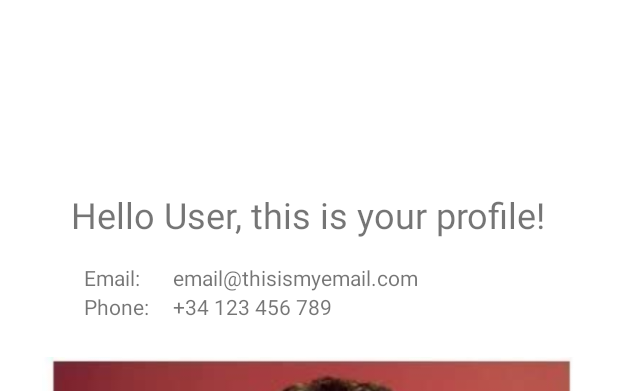
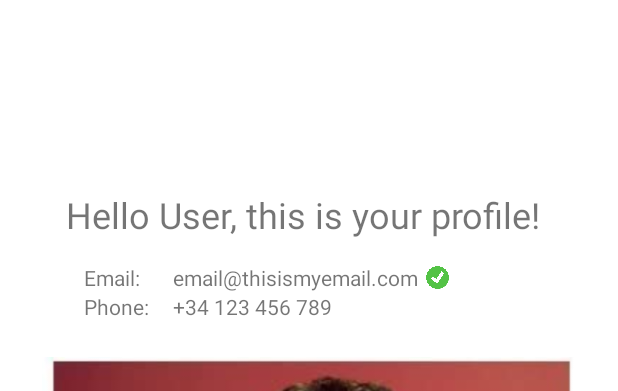
Before and after one commit to StratocasterO/Login-Android-Java, an Android app: the layout activity_main.xml on its own in the app's theme, with its tools: preview values and no code run, on a phone screen of 412 x 824 dp. Shown: the top 391 px of the screen. Run offline under Robolectric (Android 15) with nearby library versions, the phone set to English and light mode, and no system bars.

Commit message:
changed email verification icon, text centered after changing copy

```diff
--- a/app/src/main/res/layout/activity_main.xml
+++ b/app/src/main/res/layout/activity_main.xml
@@ -4,13 +4,14 @@
     xmlns:tools="http://schemas.android.com/tools"
     android:layout_width="match_parent"
     android:layout_height="match_parent"
+    android:textAlignment="center"
     tools:context=".MainActivity">
 
     <TextView
         android:id="@+id/main"
         android:layout_width="wrap_content"
         android:layout_height="wrap_content"
-        android:text="Hello User, this is your profile!"
+        android:text="Hello User, this is your profile! "
         android:textSize="24sp"
         app:layout_constraintBottom_toBottomOf="parent"
         app:layout_constraintHorizontal_bias="0.494"
@@ -72,6 +73,13 @@
                 android:layout_height="wrap_content"
                 android:layout_marginStart="16dp"
                 android:text="email@thisismyemail.com" />
+
+            <ImageView
+                android:id="@+id/verified"
+                android:layout_width="15dp"
+                android:layout_height="match_parent"
+                android:layout_marginStart="5dp"
+                app:srcCompat="@drawable/check" />
         </TableRow>
 
         <TableRow
```
Also changed, not shown: app/src/main/java/com/example/provajava/MainActivity.java (+21 -4 lines), app/src/main/res/drawable-v24/check.png (added).
